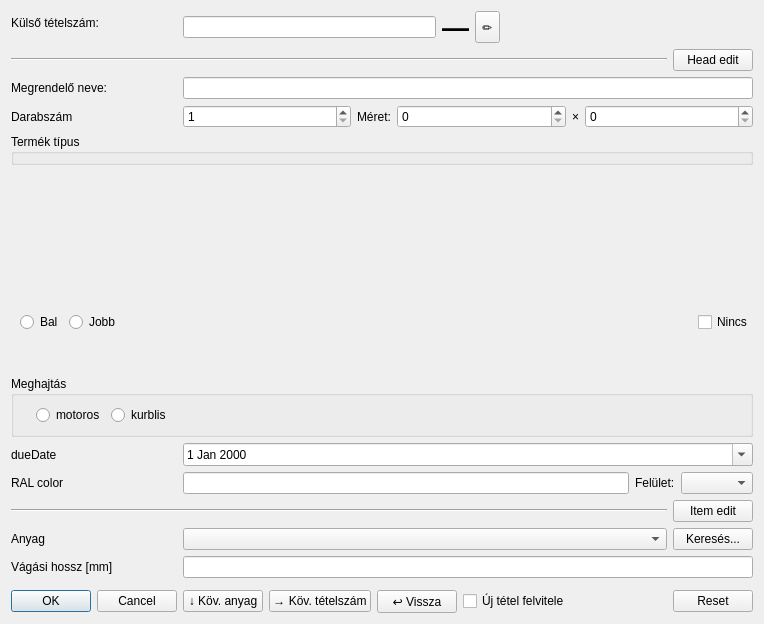
The window that view/dialog/input/addinputdialog.ui (horvathzoltan/cutplannerpro) describes before a commit, drawn with Qt 5.
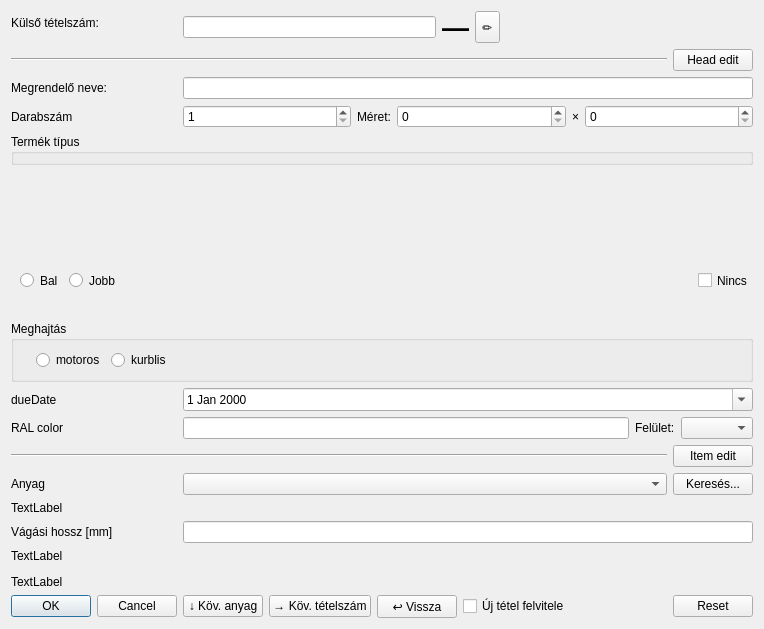
The same window after the commit.

The edit to the form file:
```diff
--- a/view/dialog/input/addinputdialog.ui
+++ b/view/dialog/input/addinputdialog.ui
@@ -7,7 +7,7 @@
     <x>0</x>
     <y>0</y>
     <width>764</width>
-    <height>624</height>
+    <height>629</height>
    </rect>
   </property>
   <property name="sizePolicy">
@@ -399,20 +399,20 @@
      </item>
     </layout>
    </item>
-   <item row="22" column="0">
+   <item row="23" column="0">
     <widget class="QLabel" name="label">
      <property name="text">
       <string>Vágási hossz [mm]</string>
      </property>
     </widget>
    </item>
-   <item row="22" column="1">
+   <item row="23" column="1">
     <widget class="QLineEdit" name="editLength"/>
    </item>
-   <item row="23" column="0" colspan="2">
+   <item row="25" column="0" colspan="2">
     <layout class="QHBoxLayout" name="layout_colorPreview"/>
    </item>
-   <item row="26" column="0">
+   <item row="28" column="0">
     <widget class="QDialogButtonBox" name="buttonBox">
      <property name="orientation">
       <enum>Qt::Orientation::Horizontal</enum>
@@ -422,7 +422,7 @@
      </property>
     </widget>
    </item>
-   <item row="26" column="1">
+   <item row="28" column="1">
     <layout class="QHBoxLayout" name="horizontalLayout_8">
      <item>
       <widget class="QPushButton" name="btnNextMaterial">
@@ -474,6 +474,27 @@
      </item>
     </layout>
    </item>
+   <item row="24" column="0" colspan="2">
+    <widget class="QLabel" name="lblLengthWarning">
+     <property name="text">
+      <string>TextLabel</string>
+     </property>
+    </widget>
+   </item>
+   <item row="26" column="0" colspan="2">
+    <widget class="QLabel" name="lblBomWarning">
+     <property name="text">
+      <string>TextLabel</string>
+     </property>
+    </widget>
+   </item>
+   <item row="22" column="0" colspan="2">
+    <widget class="QLabel" name="lblMaterialWarning">
+     <property name="text">
+      <string>TextLabel</string>
+     </property>
+    </widget>
+   </item>
   </layout>
  </widget>
  <tabstops>
```
